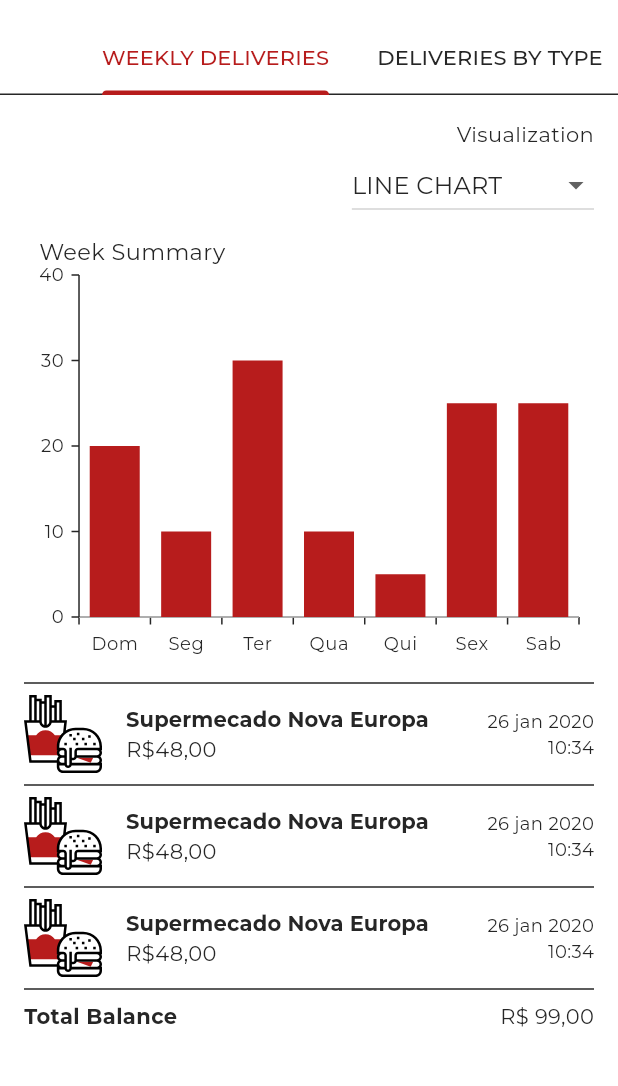
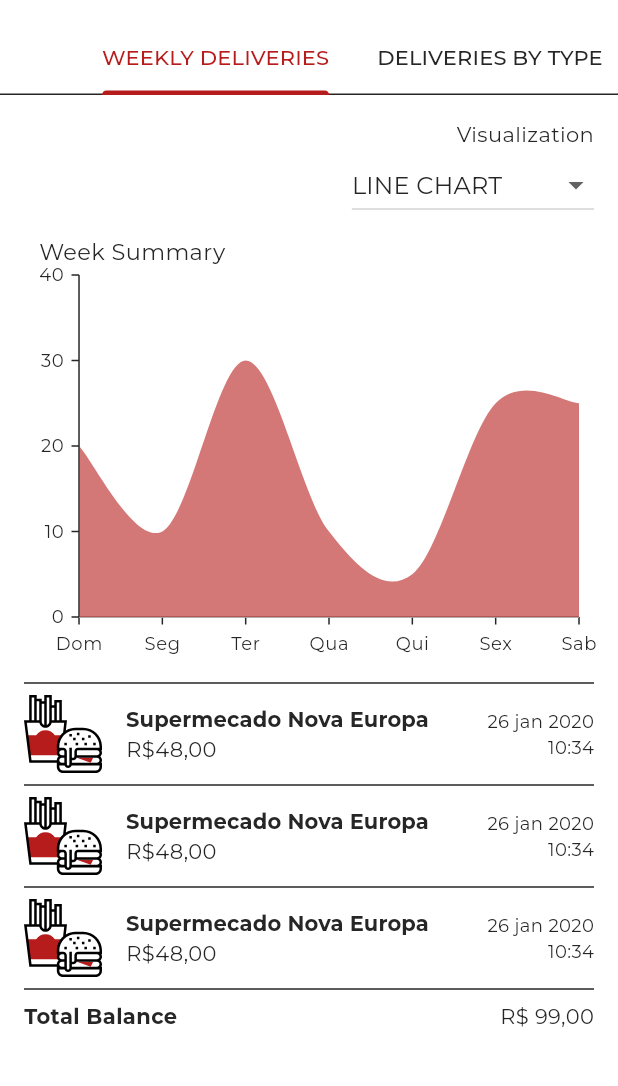
Before and after one commit to pmalaquias/delivery_express, a Flutter app: the PerfomaceChartPage screen opened directly, on a phone screen of 412 x 824 dp, the part 61-1147 px from its top. Run offline on Flutter 3.47's test engine with Material 2 defaults, Android fonts, the phone set to English and light mode, and no system bars; our stand-ins replace dropdown_button2, equatable, firebase_auth, firebase_core, flutter_colorpicker, flutter_svg and 5 more; accounts and stored records are empty.

Commit message:
fix visualization area chart

```diff
--- a/lib/ui/pages/perfomace_chart/components/weekly_daliveries_tab.dart
+++ b/lib/ui/pages/perfomace_chart/components/weekly_daliveries_tab.dart
@@ -49,7 +49,7 @@ class _WeeklyDeliveriesTabState extends State<WeeklyDeliveriesTab> {
               )
             ],
           ),
-          dropdownValue == AppLocalizations.of(context)!.lineChart
+          dropdownValue == AppLocalizations.of(context)!.lineChart.toUpperCase()
               ? SfCartesianChart(
                   title: ChartTitle(
                     text: AppLocalizations.of(context)!.weekSummary,
```
